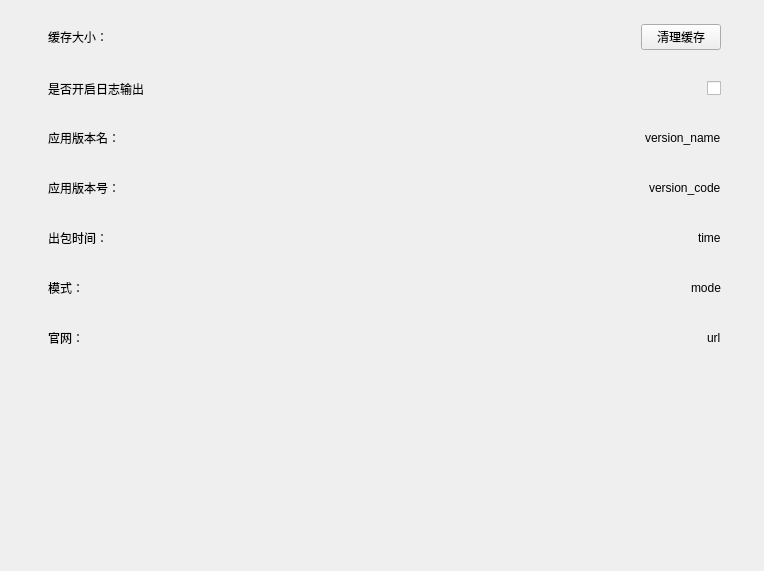
purejiang/BlankTool, file res/ui/widget_setting.ui: the form before one commit.
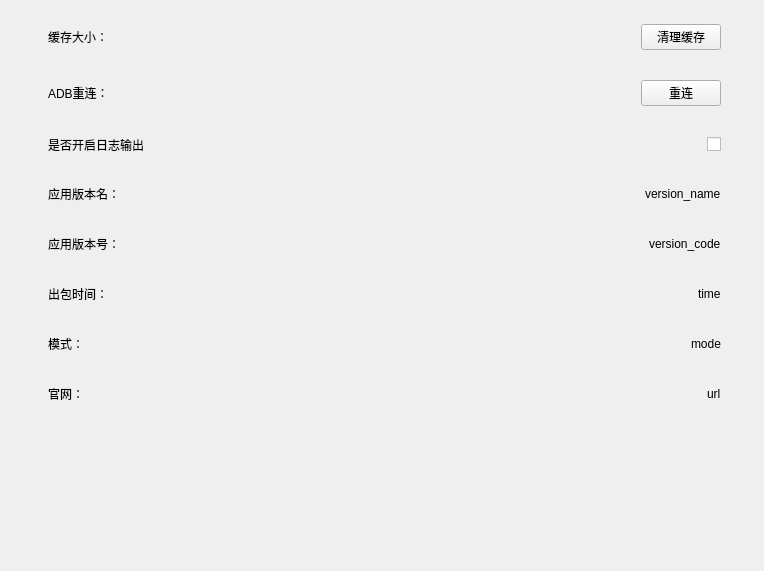
The form after the commit.

Commit message: 更新apktool到2.8.1；新增ADB重连功能；优化代码逻辑

```diff
--- a/res/ui/widget_setting.ui
+++ b/res/ui/widget_setting.ui
@@ -46,7 +46,7 @@
          <height>551</height>
         </rect>
        </property>
-       <layout class="QVBoxLayout" name="verticalLayout_2" stretch="1,1,1,0,0,0,0,7">
+       <layout class="QVBoxLayout" name="verticalLayout_2" stretch="1,0,1,1,0,0,0,0,7">
         <item>
          <layout class="QHBoxLayout" name="horizontalLayout" stretch="0,1,0">
           <property name="spacing">
@@ -99,6 +99,58 @@
           </item>
          </layout>
         </item>
+        <item>
+         <layout class="QHBoxLayout" name="horizontalLayout_8" stretch="0,1,0">
+          <property name="spacing">
+           <number>12</number>
+          </property>
+          <property name="leftMargin">
+           <number>24</number>
+          </property>
+          <property name="topMargin">
+           <number>12</number>
+          </property>
+          <property name="rightMargin">
+           <number>24</number>
+          </property>
+          <property name="bottomMargin">
+           <number>12</number>
+          </property>
+          <item>
+           <widget class="QLabel" name="label_6">
+            <property name="text">
+             <string>ADB重连：</string>
+            </property>
+           </widget>
+          </item>
+          <item>
+           <widget class="QLabel" name="lb_restart_adb_status">
+            <property name="sizePolicy">
+             <sizepolicy hsizetype="Expanding" vsizetype="Expanding">
+              <horstretch>0</horstretch>
+              <verstretch>0</verstretch>
+             </sizepolicy>
+            </property>
+            <property name="text">
+             <string/>
+            </property>
+           </widget>
+          </item>
+          <item>
+           <widget class="QPushButton" name="pb_restart_adb">
+            <property name="sizePolicy">
+             <sizepolicy hsizetype="Expanding" vsizetype="Expanding">
+              <horstretch>0</horstretch>
+              <verstretch>0</verstretch>
+             </sizepolicy>
+            </property>
+            <property name="text">
+             <string>重连</string>
+            </property>
+           </widget>
+          </item>
+         </layout>
+        </item>
         <item>
          <layout class="QHBoxLayout" name="horizontalLayout_2" stretch="1,0">
           <property name="spacing">
```
The commit also changes 14 other files.
